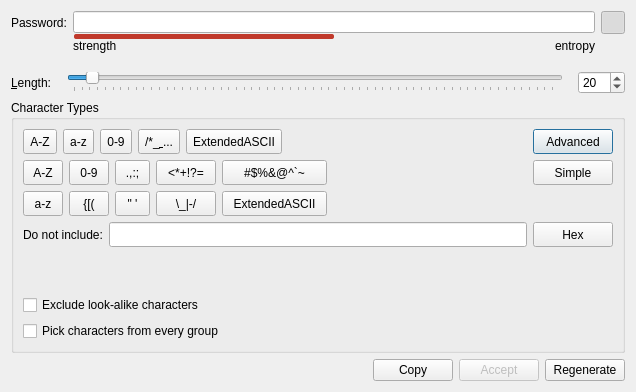
Qt form arsenic_gui/passwordGeneratorDialog.ui (Antidote1911/arsenic) before a commit.
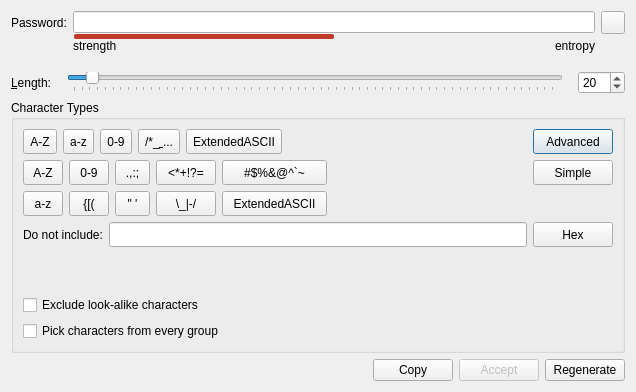
The same form after that commit.

```diff
--- a/arsenic_gui/passwordGeneratorDialog.ui
+++ b/arsenic_gui/passwordGeneratorDialog.ui
@@ -177,7 +177,7 @@
         <bool>true</bool>
        </property>
        <property name="checked">
-        <bool>true</bool>
+        <bool>false</bool>
        </property>
       </widget>
      </item>
```
